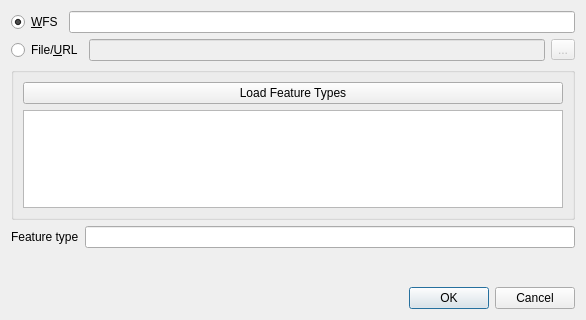
Before: the Qt Designer form KuntagmlLoader/gui/kunta_gml_loader_dialog.ui in Treels/KuntaGML-QGIS-plugin, drawn with Qt 5.
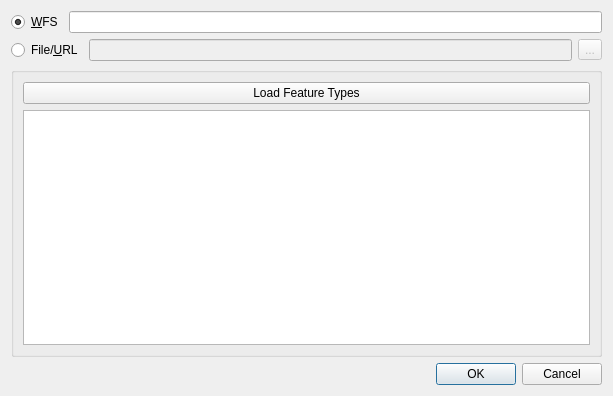
After: the same form once the commit is applied. Custom widgets are drawn as their Qt base class.

The edit to the form file:
```diff
--- a/KuntagmlLoader/gui/kunta_gml_loader_dialog.ui
+++ b/KuntagmlLoader/gui/kunta_gml_loader_dialog.ui
@@ -6,8 +6,8 @@
    <rect>
     <x>0</x>
     <y>0</y>
-    <width>586</width>
-    <height>320</height>
+    <width>613</width>
+    <height>396</height>
    </rect>
   </property>
   <property name="windowTitle">
@@ -70,38 +70,15 @@
        </widget>
       </item>
       <item>
-       <widget class="QListWidget" name="listWidget"/>
+       <widget class="QListWidget" name="listWidget">
+        <property name="selectionMode">
+         <enum>QAbstractItemView::ExtendedSelection</enum>
+        </property>
+       </widget>
       </item>
      </layout>
     </widget>
    </item>
-   <item>
-    <layout class="QHBoxLayout" name="horizontalLayout_3">
-     <item>
-      <widget class="QLabel" name="label">
-       <property name="text">
-        <string>Feature type</string>
-       </property>
-      </widget>
-     </item>
-     <item>
-      <widget class="QLineEdit" name="lineEditFtype"/>
-     </item>
-    </layout>
-   </item>
-   <item>
-    <spacer name="verticalSpacer">
-     <property name="orientation">
-      <enum>Qt::Vertical</enum>
-     </property>
-     <property name="sizeHint" stdset="0">
-      <size>
-       <width>17</width>
-       <height>126</height>
-      </size>
-     </property>
-    </spacer>
-   </item>
    <item>
     <widget class="QDialogButtonBox" name="buttonBox">
      <property name="orientation">
```
Left out of the diff: 2 changed lines with no effect on the pictures.
